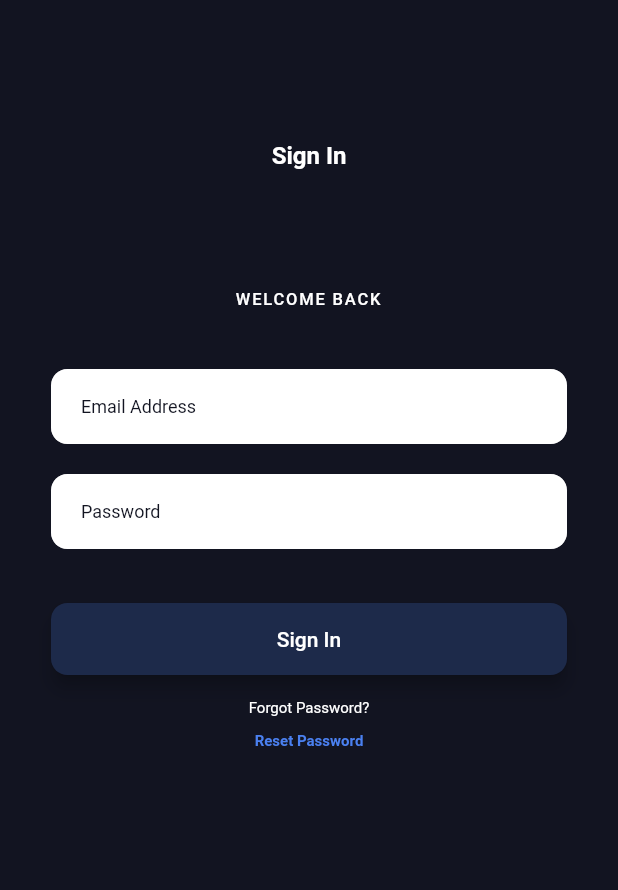
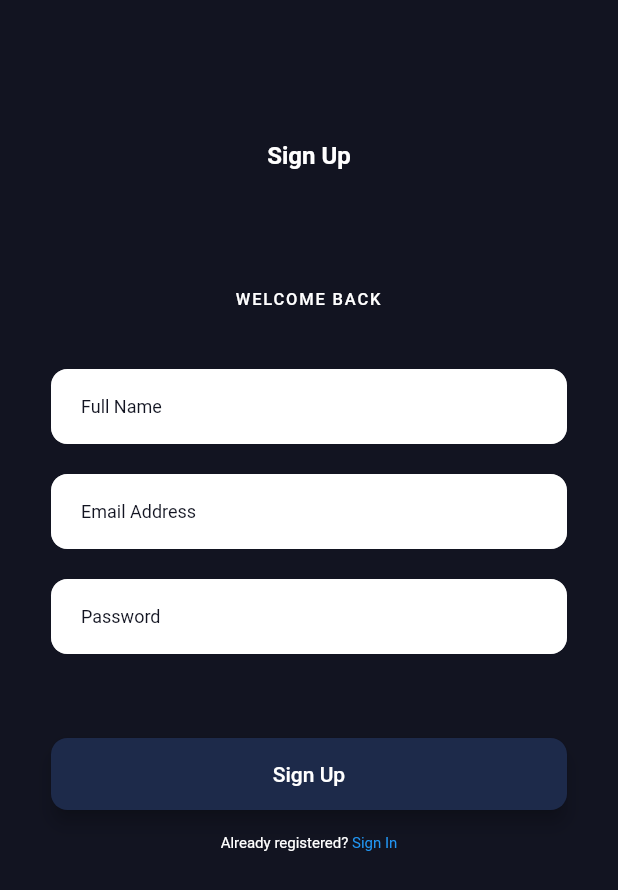
Before and after one commit to SimiPam/flutter-login-ui, a Flutter app: the screen it shows after launch, on a phone screen of 412 x 824 dp. Shown: the top 890 px of the screen. Run offline on Flutter 3.47's test engine with Material 2 defaults, Android fonts, the phone set to English and light mode, and no system bars; missing offline and left inert: customtogglebuttons.

```diff
--- a/lib/constants.dart
+++ /dev/null
@@ -1,21 +0,0 @@
-import 'package:flutter/material.dart';
-import 'package:login_app/colors.dart';
-import 'package:login_app/sizes.dart';
-
-Padding inputCheck(Color color) {
-  return Padding(
-      padding: const EdgeInsets.all(15.0),
-      child: CircleAvatar(
-        maxRadius: Sizes.dimens_10,
-        backgroundColor: color,
-        child: Icon(
-          Icons.check,
-          size: Sizes.dimens_13,
-          color: AppColors.whiteColor,
-        ),
-      ));
-}
-
-const String kRegexEmail =
-    "(^[a-zA-Z0-9_.+-]+@[a-zA-Z0-9-]+\\.[a-zA-Z0-9-]+\$)";
-const String kRegexNo = r'^(?:[+0][1-9])?[0-9]{10,12}$';
--- a/lib/main.dart
+++ b/lib/main.dart
@@ -1,6 +1,7 @@
 import 'package:flutter/material.dart';
-import 'package:login_app/screens/my_home_page.dart';
-import 'package:login_app/style.dart';
+import 'package:login_app/screens/login_screen.dart';
+import 'package:login_app/screens/registeration_screen.dart';
+import 'package:login_app/theme/style.dart';
 
 void main() {
   runApp(MyApp());
@@ -13,7 +14,7 @@ class MyApp extends StatelessWidget {
     return MaterialApp(
       title: 'Flutter Demo',
       theme: myTheme,
-      home: MyHomePage(),
+      home: OnboardingPage(),
       debugShowCheckedModeBanner: false,
     );
   }
--- a/lib/screens/my_home_page.dart
+++ b/lib/screens/login_screen.dart
@@ -1,21 +1,22 @@
+import 'package:flutter/gestures.dart';
 import 'package:flutter/material.dart';
-import 'package:login_app/Validator.dart';
-import 'package:login_app/colors.dart';
+import 'package:login_app/services/Validator.dart';
+import 'package:login_app/theme/colors.dart';
 import 'package:login_app/widgets/InputTextField.dart';
 
-import '../constants.dart';
-import '../sizes.dart';
+import '../theme/constants.dart';
+import '../theme/sizes.dart';
 
 bool kCorrectEmail = false;
 bool kCorrectPass = false;
 
-class MyHomePage extends StatefulWidget {
+class LoginPage extends StatefulWidget {
   @override
-  _MyHomePageState createState() => _MyHomePageState();
+  _LoginPageState createState() => _LoginPageState();
 }
 
-class _MyHomePageState extends State<MyHomePage> {
-  Color buttonColor = AppColors.kInactiveColor;
+class _LoginPageState extends State<LoginPage> {
+  Color _buttonColor = AppColors.kInactiveColor;
 
   Validator validator = new Validator();
 
@@ -39,7 +40,7 @@ class _MyHomePageState extends State<MyHomePage> {
 
   void _buttonChange() {
     setState(() {
-      buttonColor = AppColors.kActiveColor;
+      _buttonColor = AppColors.kActiveColor;
     });
   }
 
@@ -100,21 +101,10 @@ class _MyHomePageState extends State<MyHomePage> {
                   SizedBox(
                     height: Sizes.dimens_20,
                   ),
-                  Padding(
-                    padding: EdgeInsets.symmetric(vertical: Sizes.dimens_16),
-                    child: Material(
-                      color: buttonColor,
-                      borderRadius:
-                          BorderRadius.all(Radius.circular(Sizes.dimens_11)),
-                      elevation: Sizes.dimens_5,
-                      child: MaterialButton(
-                        onPressed: _buttonChange,
-                        child: Text(
-                          'Sign In',
-                        ),
-                      ),
-                    ),
-                  ),
+                  buttonWidget(
+                      buttonAction: _buttonChange,
+                      buttonColor: _buttonColor,
+                      buttonText: "Sign In"),
                   Text(
                     'Forgot Password?',
                     style: Theme.of(context).textTheme.headline2,
@@ -123,11 +113,10 @@ class _MyHomePageState extends State<MyHomePage> {
                   SizedBox(
                     height: Sizes.dimens_10,
                   ),
-                  Text(
-                    "Reset Password",
-                    style: Theme.of(context).textTheme.headline3,
-                    textAlign: TextAlign.center,
-                  ),
+                  bottomText(
+                      context: context,
+                      firstText: 'Don\'t have an account?',
+                      secondText: ' Sign up'),
                 ],
               ),
             ),
--- /dev/null
+++ b/lib/screens/registeration_screen.dart
@@ -0,0 +1,151 @@
+import 'package:customtogglebuttons/customtogglebuttons.dart';
+import 'package:flutter/material.dart';
+import 'package:login_app/services/Validator.dart';
+import 'package:login_app/theme/colors.dart';
+import 'package:login_app/widgets/InputTextField.dart';
+
+import '../theme/constants.dart';
+import '../theme/sizes.dart';
+
+bool kCorrectEmail = false;
+bool kCorrectPass = false;
+
+class OnboardingPage extends StatefulWidget {
+  @override
+  _OnboardingPageState createState() => _OnboardingPageState();
+}
+
+class _OnboardingPageState extends State<OnboardingPage> {
+  Color _buttonColor = AppColors.kInactiveColor;
+
+  Validator validator = new Validator();
+
+  List<bool> _isSelected = [false, false];
+
+  void submit(String value, int tog) {
+    setState(() {
+      if (tog == Sizes.dimens_1) {
+        if (validator.emailValidation(value)) {
+          kCorrectEmail = true;
+        } else {
+          kCorrectEmail = false;
+        }
+      } else if (tog == Sizes.dimens_2) {
+        if (validator.numberValidation(value)) {
+          kCorrectPass = true;
+        } else {
+          kCorrectPass = false;
+        }
+      }
+    });
+  }
+
+  void _buttonChange() {
+    setState(() {
+      _buttonColor = AppColors.kActiveColor;
+    });
+  }
+
+  @override
+  Widget build(BuildContext context) {
+    return Scaffold(
+      body: Scrollbar(
+        child: SingleChildScrollView(
+          child: Padding(
+            padding: const EdgeInsets.all(34.0),
+            child: Container(
+              margin: EdgeInsets.symmetric(vertical: Sizes.dimens_60),
+              child: Column(
+                  mainAxisAlignment: MainAxisAlignment.center,
+                  crossAxisAlignment: CrossAxisAlignment.stretch,
+                  children: <Widget>[
+                    Text(
+                      'Sign Up',
+                      style: Theme.of(context).textTheme.headline1,
+                      textAlign: TextAlign.center,
+                    ),
+                    SizedBox(
+                      height: Sizes.dimens_80,
+                    ),
+                    Text(
+                      "WELCOME BACK",
+                      style: Theme.of(context).textTheme.headline4,
+                      textAlign: TextAlign.center,
+                    ),
+                    SizedBox(
+                      height: Sizes.dimens_40,
+                    ),
+                    InputTextField(
+                        hint: "Full Name",
+                        onDiff: (value) {
+                          kCorrectEmail = false;
+                          submit(value, 1);
+                          print(value);
+                        },
+                        hideText: false,
+                        checkIcon: (kCorrectEmail)
+                            ? inputCheck(AppColors.kActiveColor)
+                            : inputCheck(AppColors.whiteColor)),
+                    // checkIcon: (kCorrectEmail) ? kCircleAvatar : kNoCircleAvatar),
+                    SizedBox(
+                      height: Sizes.dimens_20,
+                    ),
+                    InputTextField(
+                        hint: "Email Address",
+                        onDiff: (value) {
+                          kCorrectEmail = false;
+                          submit(value, 1);
+                          print(value);
+                        },
+                        hideText: false,
+                        checkIcon: (kCorrectEmail)
+                            ? inputCheck(AppColors.kActiveColor)
+                            : inputCheck(AppColors.whiteColor)),
+                    // checkIcon: (kCorrectEmail) ? kCircleAvatar : kNoCircleAvatar),
+                    SizedBox(
+                      height: Sizes.dimens_20,
+                    ),
+                    InputTextField(
+                        hint: "Password",
+                        onDiff: (value) {
+                          submit(value, 2);
+                          print(value);
+                        },
+                        hideText: true,
+                        checkIcon: (kCorrectPass)
+                            ? inputCheck(AppColors.kActiveColor)
+                            : inputCheck(AppColors.whiteColor)),
+                    SizedBox(
+                      height: Sizes.dimens_20,
+                    ),
+                    // CustomToggleButtons(
+                    //   isSelected: _isSelected,
+                    //   children: <Widget>[
+                    //     Icon(Icons.add),
+                    //     Icon(Icons.remove),
+                    //   ],
+                    //   onPressed: (index) {
+                    //     setState(() {
+                    //       _isSelected[index] = !_isSelected[index];
+                    //     });
+                    //   },
+                    // ),
+                    SizedBox(
+                      height: Sizes.dimens_20,
+                    ),
+                    buttonWidget(
+                        buttonAction: _buttonChange,
+                        buttonColor: _buttonColor,
+                        buttonText: "Sign Up"),
+                    bottomText(
+                        context: context,
+                        firstText: 'Already registered?',
+                        secondText: ' Sign In'),
+                  ]),
+            ),
+          ),
+        ),
+      ),
+    );
+  }
+}
--- a/lib/Validator.dart
+++ b/lib/services/Validator.dart
@@ -1,6 +1,6 @@
-import 'package:login_app/sizes.dart';
+import 'package:login_app/theme/sizes.dart';
 
-import 'constants.dart';
+import '../theme/constants.dart';
 
 class Validator {
   bool emailValidation(String value) {
--- /dev/null
+++ b/lib/theme/constants.dart
@@ -0,0 +1,67 @@
+import 'package:flutter/gestures.dart';
+import 'package:flutter/material.dart';
+import 'package:login_app/theme/colors.dart';
+import 'package:login_app/theme/sizes.dart';
+
+Padding inputCheck(Color color) {
+  return Padding(
+      padding: const EdgeInsets.all(15.0),
+      child: CircleAvatar(
+        maxRadius: Sizes.dimens_10,
+        backgroundColor: color,
+        child: Icon(
+          Icons.check,
+          size: Sizes.dimens_13,
+          color: AppColors.whiteColor,
+        ),
+      ));
+}
+
+Padding buttonWidget(
+    {required VoidCallback buttonAction,
+    required Color buttonColor,
+    required String buttonText}) {
+  return Padding(
+    padding: EdgeInsets.symmetric(vertical: Sizes.dimens_16),
+    child: Material(
+      color: buttonColor,
+      borderRadius: BorderRadius.all(Radius.circular(Sizes.dimens_11)),
+      elevation: Sizes.dimens_5,
+      child: MaterialButton(
+        onPressed: buttonAction,
+        child: Text(
+          buttonText,
+        ),
+      ),
+    ),
+  );
+}
+
+Center bottomText(
+    {required BuildContext context,
+    required String firstText,
+    required String secondText}) {
+  return Center(
+    child: RichText(
+      text: TextSpan(
+          text: firstText,
+          style: Theme.of(context).textTheme.headline2,
+          children: [
+            TextSpan(
+                text: secondText,
+                style: Theme.of(context)
+                    .textTheme
+                    .headline2!
+                    .copyWith(color: AppColors.blueColor),
+                recognizer: TapGestureRecognizer()
+                  ..onTap = () {
+                    // navigate to desired screen
+                  })
+          ]),
+    ),
+  );
+}
+
+const String kRegexEmail =
+    "(^[a-zA-Z0-9_.+-]+@[a-zA-Z0-9-]+\\.[a-zA-Z0-9-]+\$)";
+const String kRegexNo = r'^(?:[+0][1-9])?[0-9]{10,12}$';
--- a/lib/style.dart
+++ b/lib/theme/style.dart
@@ -1,6 +1,6 @@
 import 'package:flutter/material.dart';
-import 'package:login_app/colors.dart';
-import 'package:login_app/sizes.dart';
+import 'package:login_app/theme/colors.dart';
+import 'package:login_app/theme/sizes.dart';
 
 import 'constants.dart';
 
--- a/lib/widgets/InputTextField.dart
+++ b/lib/widgets/InputTextField.dart
@@ -1,8 +1,8 @@
 import 'package:flutter/material.dart';
-import 'package:login_app/colors.dart';
-import 'package:login_app/screens/my_home_page.dart';
-import '../constants.dart';
-import '../sizes.dart';
+import 'package:login_app/theme/colors.dart';
+import 'package:login_app/screens/login_screen.dart';
+import '../theme/constants.dart';
+import '../theme/sizes.dart';
 
 class InputTextField extends StatelessWidget {
   InputTextField(
@@ -19,7 +19,7 @@ class InputTextField extends StatelessWidget {
   @override
   Widget build(BuildContext context) {
     bool check = false;
-    return TextField(
+    return TextFormField(
       onChanged: onDiff,
       enableSuggestions: false,
       autocorrect: false,
--- a/pubspec.yaml
+++ b/pubspec.yaml
@@ -28,6 +28,7 @@ dependencies:
   # The following adds the Cupertino Icons font to your application.
   # Use with the CupertinoIcons class for iOS style icons.
   cupertino_icons: ^1.0.2
+  customtogglebuttons: ^0.0.5
 
 dev_dependencies:
   flutter_test:
```
Also changed, not shown: lib/theme/colors.dart (renamed from lib/colors.dart), lib/theme/sizes.dart (renamed from lib/sizes.dart), pubspec.lock.
